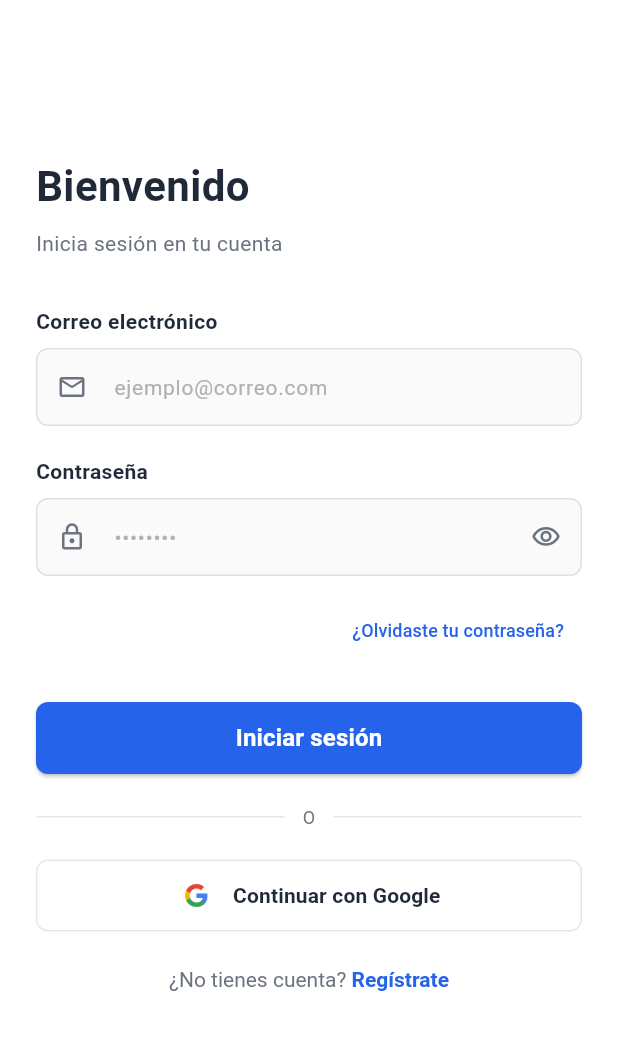
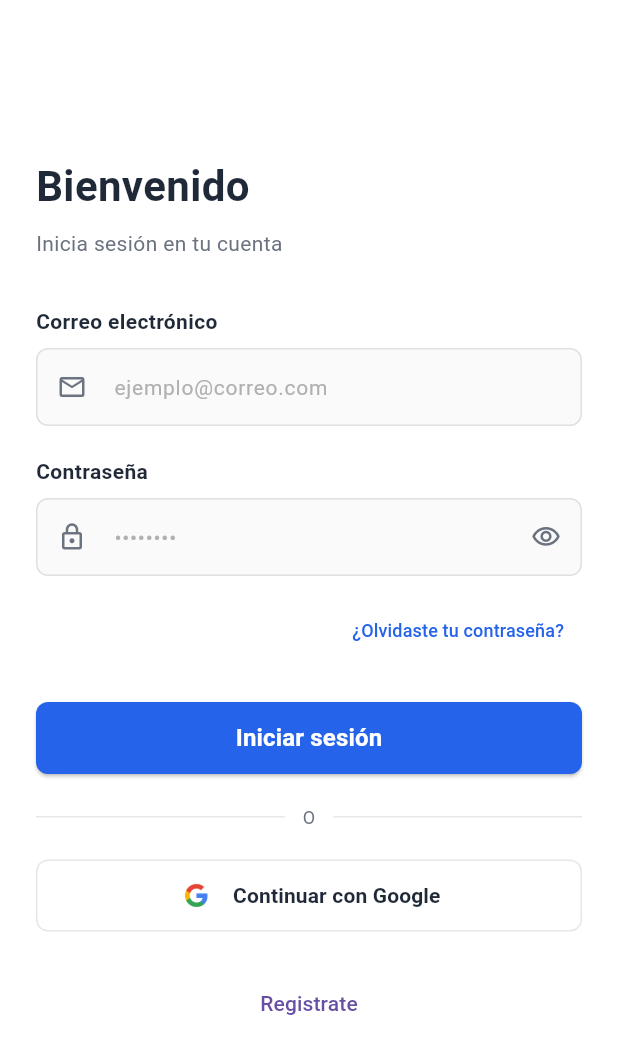
Before and after one commit to jalvarenga-unah/IS513-III-PAC-2025, a Flutter app: the screen it shows after launch, after a tap on "Continuar con Google", on a phone screen of 412 x 824 dp. Shown: the top 1054 px of the screen. Run offline on Flutter 3.47's test engine with Material 3 defaults, Android fonts, the phone set to English and light mode, and no system bars; our stand-ins replace cloud_firestore, firebase_auth, firebase_core, go_router, google_sign_in; accounts and stored records are empty.

```diff
--- a/intro-flutter/todo_app/lib/main.dart
+++ b/intro-flutter/todo_app/lib/main.dart
@@ -1,3 +1,4 @@
+import 'package:firebase_auth/firebase_auth.dart';
 import 'package:firebase_core/firebase_core.dart';
 import 'package:flutter/material.dart';
 import 'package:go_router/go_router.dart';
@@ -20,12 +21,29 @@ class MyApp extends StatelessWidget {
   Widget build(BuildContext context) {
     return MaterialApp.router(
       routerConfig: GoRouter(
-        initialLocation: '/login',
+        redirect: (context, state) {
+          final user = FirebaseAuth.instance.currentUser;
+
+          final freeRoutes = ['/register'];
+
+          if (user == null && !freeRoutes.contains(state.fullPath)) {
+            return '/login';
+          }
+
+          return null;
+        },
+        initialLocation: '/todos',
         routes: [
           GoRoute(
-            path: '/login', //?   /todos/create
+            path: '/login',
             name: 'login',
             builder: (context, state) => LoginPage(),
+          ),
+          GoRoute(
+            path: '/register',
+            name: 'register',
+            builder: (context, state) =>
+                Scaffold(body: Center(child: Text('REGISTRO'))),
           ),
           GoRoute(
             path: '/todos',
--- a/intro-flutter/todo_app/lib/src/views/login_page.dart
+++ b/intro-flutter/todo_app/lib/src/views/login_page.dart
@@ -1,6 +1,9 @@
+import 'package:firebase_auth/firebase_auth.dart';
 import 'package:flutter/material.dart';
+import 'package:go_router/go_router.dart';
 import 'package:todo_app/src/shared/utils.dart';
 import '../widgets/custom_text_field.dart';
+import 'package:google_sign_in/google_sign_in.dart';
 
 class LoginPage extends StatefulWidget {
   const LoginPage({super.key});
@@ -37,7 +40,24 @@ class _LoginPageState extends State<LoginPage> {
     }
   }
 
-  void _handleGoogleSignIn() {}
+  Future<UserCredential> _handleGoogleSignIn() async {
+    //TODO: REvision de actualizacion de inicio de sesión
+
+    // Trigger the authentication flow
+    final GoogleSignIn signIn = GoogleSignIn.instance;
+
+    // Obtain the auth details from the request
+    final GoogleSignInAccount googleAuth = await signIn.authenticate();
+
+    // Create a new credential
+    final credential = GoogleAuthProvider.credential(
+      // accessToken: ,
+      idToken: googleAuth.authentication.idToken,
+    );
+
+    // Once signed in, return the UserCredential
+    return await FirebaseAuth.instance.signInWithCredential(credential);
+  }
 
   @override
   Widget build(BuildContext context) {
@@ -228,24 +248,11 @@ class _LoginPageState extends State<LoginPage> {
 
                 // Registrarse
                 Center(
-                  child: RichText(
-                    text: TextSpan(
-                      text: '¿No tienes cuenta? ',
-                      style: const TextStyle(
-                        fontSize: 14,
-                        color: Color(0xFF6B7280),
-                      ),
-                      children: [
-                        TextSpan(
-                          text: 'Regístrate',
-                          style: const TextStyle(
-                            fontWeight: FontWeight.w600,
-                            color: Color(0xFF2563EB),
-                          ),
-                          recognizer: null, // Aquí irá tu navegación
-                        ),
-                      ],
-                    ),
+                  child: TextButton(
+                    onPressed: () {
+                      context.push('/register');
+                    },
+                    child: Text('Registrate'),
                   ),
                 ),
               ],
```
